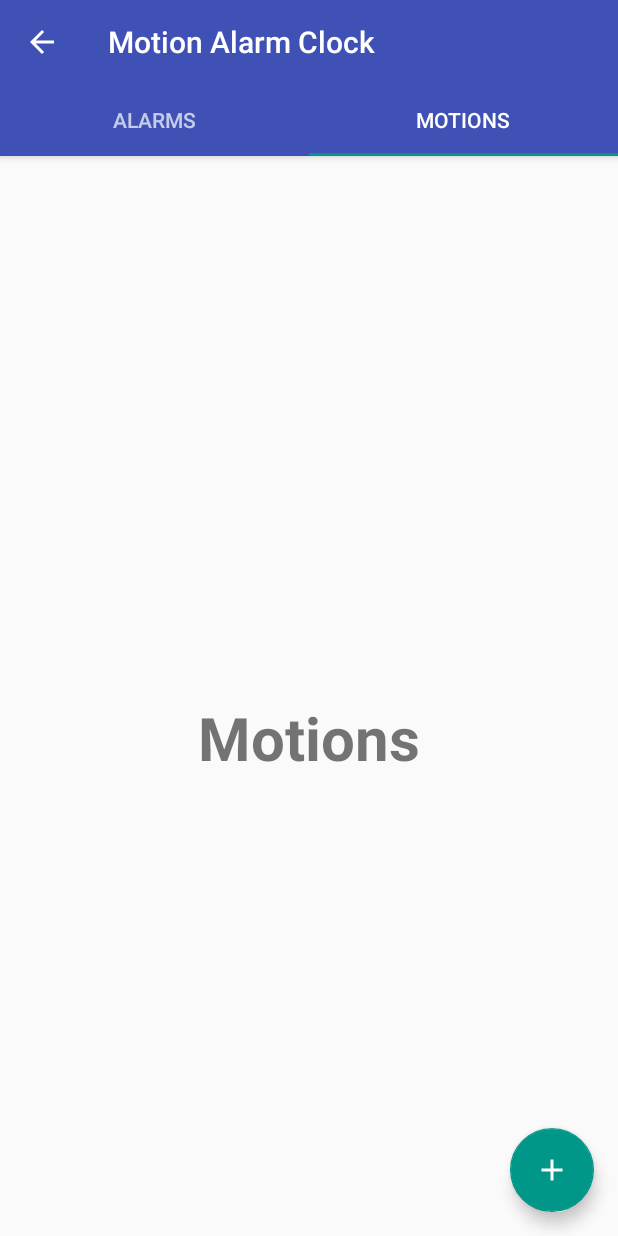
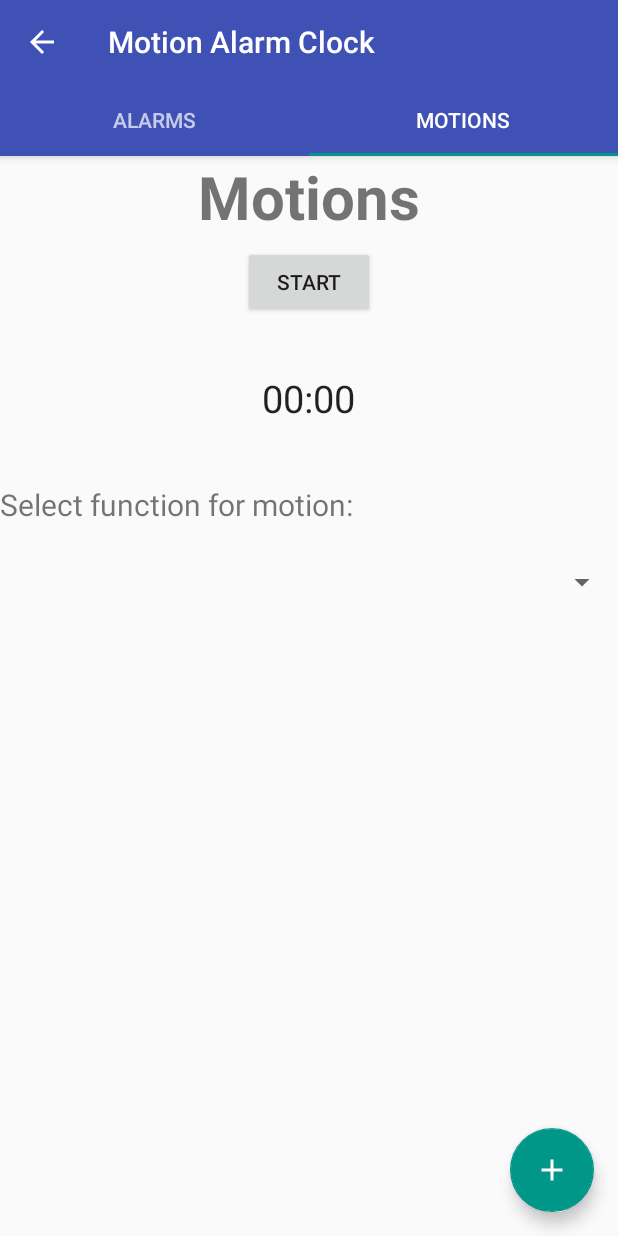
Before and after one commit to NgoclanTran/alarm, an Android app: the screen it shows after launch (MainActivity), tab 2 chosen, on a phone screen of 412 x 824 dp. Run offline under Robolectric (Android 15) with nearby library versions, the phone set to English and light mode, and no system bars.

Commit message:
xml MotionFragment

```diff
--- a/app/src/main/java/com/example/minaris/alarm/MotionFragment.java
+++ b/app/src/main/java/com/example/minaris/alarm/MotionFragment.java
@@ -5,6 +5,10 @@ import android.support.v4.app.Fragment;
 import android.view.LayoutInflater;
 import android.view.View;
 import android.view.ViewGroup;
+import android.widget.Button;
+import android.widget.Chronometer;
+
+import com.gc.materialdesign.views.ButtonRectangle;
 
 /**
  * Created by jodeneve on 23/11/2016.
@@ -12,7 +16,11 @@ import android.view.ViewGroup;
 
 public class MotionFragment extends Fragment {
 
+    private boolean hasStarted;
+    private Chronometer chronometer;
+    private boolean isFase1;
     public MotionFragment() {}
+
 
     @Override
     public void onCreate(Bundle savedInstanceState) {
@@ -23,6 +31,63 @@ public class MotionFragment extends Fragment {
                              Bundle savedInstanceState) {
 
         View view = inflater.inflate(R.layout.fragment_motion, viewGroup, false);
+        hasStarted = false;
+        isFase1 = true;
+        final Button startStopButton = (Button) view.findViewById(R.id.startStopButton);
+//        chronometer = new Chronometer(this);
+
+        startStopButton.setOnClickListener(new View.OnClickListener() {
+            @TargetApi(Build.VERSION_CODES.M)
+            @Override
+            public void onClick(View v) {
+                long elapsedTime = 0;
+                /*
+                 Eerste fase, bepaal hoe lang een beweging duurt
+                 Button staat op "START"
+                 */
+                if(!hasStarted && isFase1) {
+                    startStopButton.setText("Stop");
+                    hasStarted = true;
+                    Chronometer chrono = v.findViewById(R.id.chrono);
+                    chrono.start();
+                }
+
+                /*
+                Eerste fase, bepaal hoe lang een beweging duurt
+                Button staat op "STOP"
+                 */
+                if(hasStarted && isFase1){
+                    startStopButton.setText("Start");
+                    hasStarted = false;
+                    Chronometer chrono = v.findViewById(R.id.chrono);
+                    chrono.stop();
+                    elapsedTime =chrono.getBase();
+
+                }
+
+                /*
+                Tweede fase, beweging registreren
+                Button staat op "START"
+                 */
+                if(!hasStarted && !isFase1){
+                    startStopButton.setText("STOP");
+                    //zelf stoppen wanneer tijd om is
+                    registerMotion();
+
+                }
+
+
+            }
+
+
+
+
+
+        });
+
         return view;
     }
+
+    private void registerMotion(){
+    }
 }
--- a/app/src/main/java/com/example/minaris/alarm/SetAlarmActivity.java
+++ b/app/src/main/java/com/example/minaris/alarm/SetAlarmActivity.java
@@ -124,6 +124,8 @@ public class SetAlarmActivity extends AppCompatActivity implements AdapterView.O
                 // on the time picker
                 calendar.set(Calendar.HOUR_OF_DAY, alarm_timepicker.getHour());
                 calendar.set(Calendar.MINUTE, alarm_timepicker.getMinute());
+                calendar.set(Calendar.SECOND,0);
+                calendar.set(Calendar.MILLISECOND,0);
 
                 // get the int values of the hour and minute
                 int hour = alarm_timepicker.getHour();
--- a/app/src/main/res/layout/fragment_motion.xml
+++ b/app/src/main/res/layout/fragment_motion.xml
@@ -10,6 +10,41 @@
         android:text="@string/two"
         android:textSize="40dp"
         android:textStyle="bold"
-        android:layout_centerInParent="true"/>
+        android:layout_centerHorizontal="true" />
+
+    <Button
+        android:text="Start"
+        android:layout_width="wrap_content"
+        android:layout_height="wrap_content"
+        android:id="@+id/startStopButton"
+        android:layout_marginTop="60dp"
+        android:layout_centerHorizontal="true" />
+
+    <Spinner
+        android:layout_width="match_parent"
+        android:layout_height="wrap_content"
+        android:layout_below="@+id/motionSelectText"
+        android:layout_alignParentLeft="true"
+        android:layout_alignParentStart="true"
+        android:layout_marginTop="26dp"
+        android:id="@+id/spinner" />
+
+    <Chronometer
+        android:textSize="25dp"
+        android:layout_width="wrap_content"
+        android:layout_height="wrap_content"
+        android:layout_below="@+id/startStopButton"
+        android:layout_centerHorizontal="true"
+        android:layout_marginTop="36dp"
+        android:id="@+id/chronometer2" />
+
+    <TextView
+        android:text="Select function for motion:"
+        android:textSize="20dp"
+        android:layout_width="wrap_content"
+        android:layout_height="wrap_content"
+        android:layout_marginTop="40dp"
+        android:id="@+id/motionSelectText"
+        android:layout_below="@+id/chronometer2" />
 
 </RelativeLayout>
```
Also changed, not shown: 981 other files.
